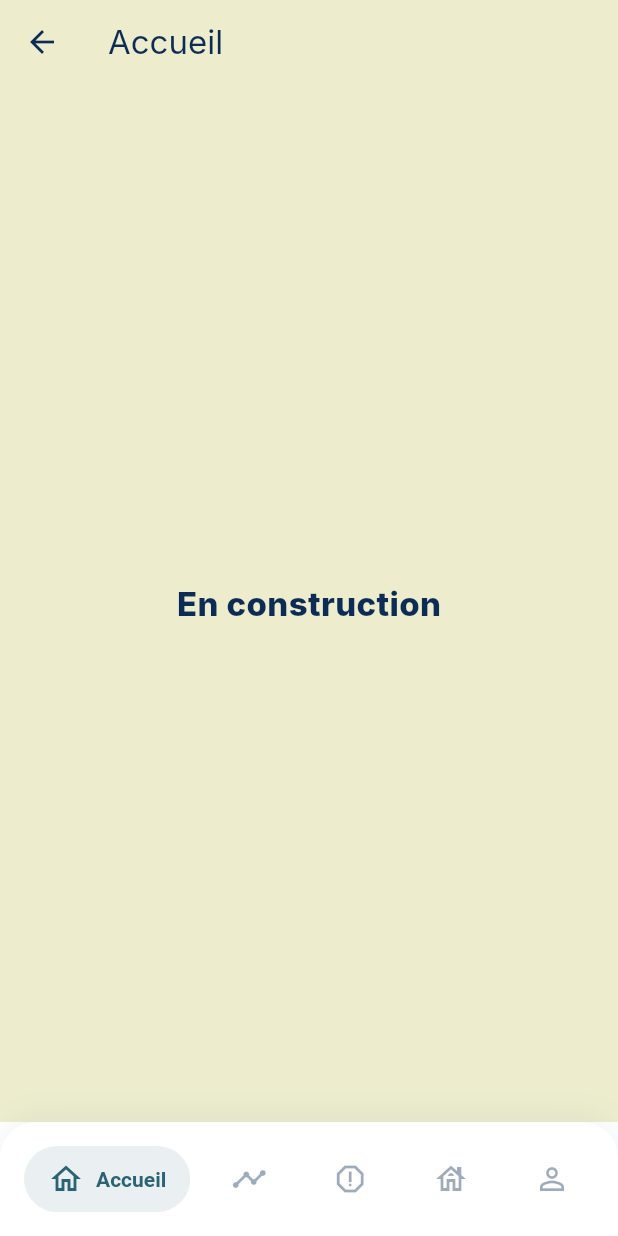
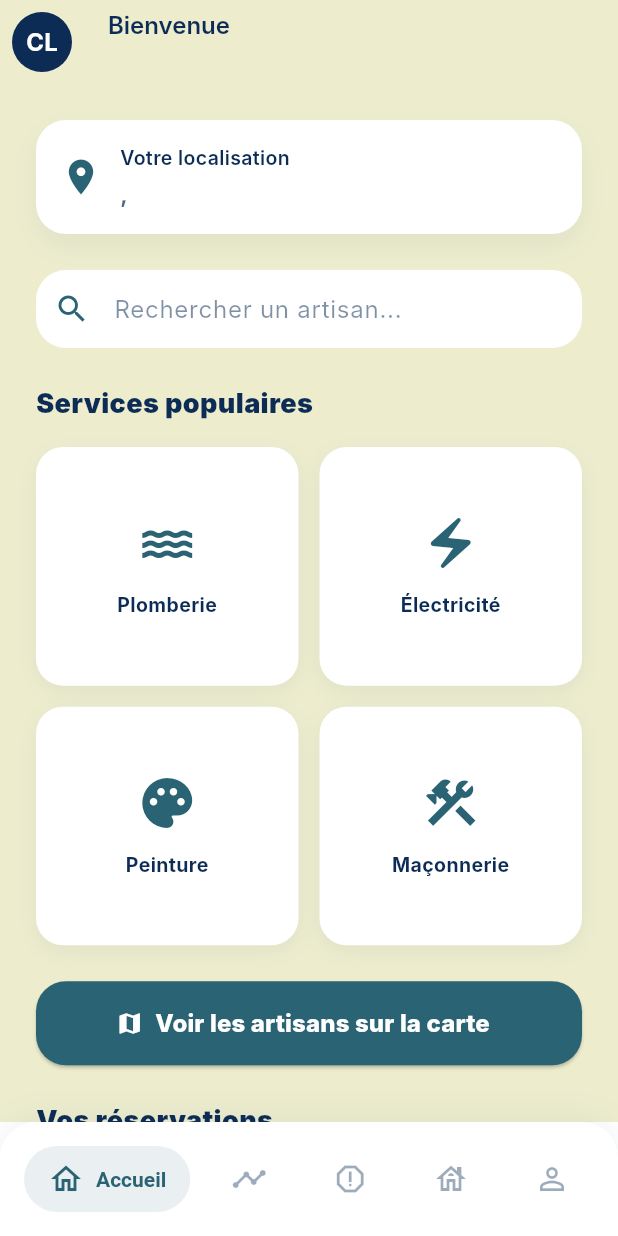
Before and after one commit to Goujil-F0/Lmaalem-project, a Flutter app: the MainShell screen opened directly, on a phone screen of 412 x 824 dp. Run offline on Flutter 3.47's test engine with Material 3 defaults, Android fonts, the phone set to English and light mode, and no system bars; drawn by our look-alikes of salomon_bottom_bar; our stand-ins replace camera, dotted_border, file_picker, flutter_map, image_picker, latlong2 and 1 more; accounts and stored records are empty; network calls fail; Roboto replaces fonts that are missing (Inter).

Commit message:
fix: redirection vers ClientHomeScreen après login
- Ajout de l'import ClientHomeScreen dans main_shell.dart
- Remplacer l'écran de construction par le ClientHomeScreen réel pour la première page des clients
- Correction du flux de navigation après authentification pour afficher directement l'écran d'accueil

```diff
--- /dev/null
+++ b/maalem_app/lib/presentation/home/screens/client_home_screen.dart
@@ -0,0 +1,297 @@
+import 'package:flutter/material.dart';
+import 'package:maalem_app/core/constants/app_colors.dart';
+import 'package:maalem_app/presentation/search/screens/map_screen.dart';
+import 'package:maalem_app/providers/auth_provider.dart';
+import 'package:provider/provider.dart';
+
+class ClientHomeScreen extends StatefulWidget {
+  const ClientHomeScreen({super.key});
+
+  @override
+  State<ClientHomeScreen> createState() => _ClientHomeScreenState();
+}
+
+class _ClientHomeScreenState extends State<ClientHomeScreen> {
+  @override
+  Widget build(BuildContext context) {
+    final user = context.watch<AuthProvider>().user;
+
+    return Scaffold(
+      backgroundColor: AppColors.beige,
+      appBar: AppBar(
+        backgroundColor: AppColors.beige,
+        elevation: 0,
+        title: Column(
+          crossAxisAlignment: CrossAxisAlignment.start,
+          children: [
+            const Text(
+              'Bienvenue',
+              style: TextStyle(
+                color: AppColors.navy,
+                fontSize: 16,
+                fontWeight: FontWeight.w600,
+              ),
+            ),
+            Text(
+              user?.fullName ?? 'Client Lmaalem',
+              style: const TextStyle(
+                color: AppColors.navy,
+                fontSize: 18,
+                fontWeight: FontWeight.w900,
+              ),
+            ),
+          ],
+        ),
+        leading: Padding(
+          padding: const EdgeInsets.all(8.0),
+          child: CircleAvatar(
+            backgroundColor: AppColors.navy,
+            child: Text(
+              _initials(user?.fullName),
+              style: const TextStyle(
+                color: Colors.white,
+                fontWeight: FontWeight.bold,
+              ),
+            ),
+          ),
+        ),
+      ),
+      body: SingleChildScrollView(
+        padding: const EdgeInsets.all(24),
+        child: Column(
+          crossAxisAlignment: CrossAxisAlignment.start,
+          children: [
+            // Localisation
+            Container(
+              padding: const EdgeInsets.all(16),
+              decoration: BoxDecoration(
+                color: AppColors.white,
+                borderRadius: BorderRadius.circular(20),
+                boxShadow: [
+                  BoxShadow(
+                    color: AppColors.navy.withValues(alpha: 0.06),
+                    blurRadius: 16,
+                    offset: const Offset(0, 8),
+                  ),
+                ],
+              ),
+              child: Row(
+                children: [
+                  const Icon(Icons.location_on,
+                      color: AppColors.teal, size: 28),
+                  const SizedBox(width: 12),
+                  Expanded(
+                    child: Column(
+                      crossAxisAlignment: CrossAxisAlignment.start,
+                      children: [
+                        const Text(
+                          'Votre localisation',
+                          style: TextStyle(
+                            color: AppColors.navy,
+                            fontWeight: FontWeight.w600,
+                            fontSize: 13,
+                          ),
+                        ),
+                        const SizedBox(height: 4),
+                        Text(
+                          '${user?.city ?? 'Localisation'}, ${user?.neighborhood ?? ''}',
+                          style: TextStyle(
+                            color: AppColors.navy.withValues(alpha: 0.72),
+                            fontWeight: FontWeight.w700,
+                            fontSize: 15,
+                          ),
+                          overflow: TextOverflow.ellipsis,
+                        ),
+                      ],
+                    ),
+                  ),
+                ],
+              ),
+            ),
+            const SizedBox(height: 24),
+
+            // Barre de recherche
+            TextField(
+              decoration: InputDecoration(
+                hintText: 'Rechercher un artisan...',
+                hintStyle:
+                    TextStyle(color: AppColors.navy.withValues(alpha: 0.52)),
+                prefixIcon: const Icon(Icons.search, color: AppColors.teal),
+                filled: true,
+                fillColor: AppColors.white,
+                contentPadding: const EdgeInsets.symmetric(vertical: 14),
+                border: OutlineInputBorder(
+                  borderRadius: BorderRadius.circular(20),
+                  borderSide: BorderSide.none,
+                ),
+              ),
+            ),
+            const SizedBox(height: 24),
+
+            // Titre: Services populaires
+            const Text(
+              'Services populaires',
+              style: TextStyle(
+                color: AppColors.navy,
+                fontSize: 18,
+                fontWeight: FontWeight.w900,
+              ),
+            ),
+            const SizedBox(height: 16),
+
+            // Grille de services
+            GridView.count(
+              shrinkWrap: true,
+              physics: const NeverScrollableScrollPhysics(),
+              crossAxisCount: 2,
+              mainAxisSpacing: 14,
+              crossAxisSpacing: 14,
+              childAspectRatio: 1.1,
+              children: const [
+                _ServiceCard(icon: Icons.water, label: 'Plomberie'),
+                _ServiceCard(icon: Icons.electric_bolt, label: 'Électricité'),
+                _ServiceCard(icon: Icons.palette, label: 'Peinture'),
+                _ServiceCard(icon: Icons.construction, label: 'Maçonnerie'),
+              ],
+            ),
+            const SizedBox(height: 24),
+
+            // Bouton Voir sur la carte
+            SizedBox(
+              width: double.infinity,
+              height: 56,
+              child: ElevatedButton.icon(
+                onPressed: () => Navigator.push(
+                  context,
+                  MaterialPageRoute(builder: (_) => const MapScreen()),
+                ),
+                icon: const Icon(Icons.map, color: Colors.white),
+                label: const Text(
+                  'Voir les artisans sur la carte',
+                  style: TextStyle(
+                    color: Colors.white,
+                    fontWeight: FontWeight.w800,
+                    fontSize: 16,
+                  ),
+                ),
+                style: ElevatedButton.styleFrom(
+                  backgroundColor: AppColors.teal,
+                  shape: RoundedRectangleBorder(
+                    borderRadius: BorderRadius.circular(20),
+                  ),
+                ),
+              ),
+            ),
+            const SizedBox(height: 24),
+
+            // Titre: Réservations récentes
+            const Text(
+              'Vos réservations',
+              style: TextStyle(
+                color: AppColors.navy,
+                fontSize: 18,
+                fontWeight: FontWeight.w900,
+              ),
+            ),
+            const SizedBox(height: 12),
+            Container(
+              padding: const EdgeInsets.all(20),
+              decoration: BoxDecoration(
+                color: AppColors.white,
+                borderRadius: BorderRadius.circular(20),
+                boxShadow: [
+                  BoxShadow(
+                    color: AppColors.navy.withValues(alpha: 0.06),
+                    blurRadius: 16,
+                    offset: const Offset(0, 8),
+                  ),
+                ],
+              ),
+              child: Column(
+                children: [
+                  Icon(
+                    Icons.inbox_outlined,
+                    size: 56,
+                    color: AppColors.teal.withValues(alpha: 0.5),
+                  ),
+                  const SizedBox(height: 12),
+                  Text(
+                    'Aucune réservation',
+                    style: TextStyle(
+                      color: AppColors.navy.withValues(alpha: 0.62),
+                      fontSize: 16,
+                      fontWeight: FontWeight.w600,
+                    ),
+                  ),
+                  const SizedBox(height: 8),
+                  Text(
+                    'Commencez à chercher un artisan',
+                    style: TextStyle(
+                      color: AppColors.navy.withValues(alpha: 0.42),
+                      fontSize: 14,
+                    ),
+                  ),
+                ],
+              ),
+            ),
+          ],
+        ),
+      ),
+    );
+  }
+
+  String _initials(String? name) {
+    if (name == null || name.trim().isEmpty) return 'CL';
+    final parts = name.trim().split(RegExp(r'\s+'));
+    return parts.take(2).map((part) => part[0].toUpperCase()).join();
+  }
+}
+
+class _ServiceCard extends StatelessWidget {
+  final IconData icon;
+  final String label;
+
+  const _ServiceCard({
+    required this.icon,
+    required this.label,
+  });
+
+  @override
+  Widget build(BuildContext context) {
+    return GestureDetector(
+      onTap: () => Navigator.push(
+        context,
+        MaterialPageRoute(builder: (_) => const MapScreen()),
+      ),
+      child: Container(
+        decoration: BoxDecoration(
+          color: AppColors.white,
+          borderRadius: BorderRadius.circular(18),
+          boxShadow: [
+            BoxShadow(
+              color: AppColors.navy.withValues(alpha: 0.06),
+              blurRadius: 12,
+              offset: const Offset(0, 4),
+            ),
+          ],
+        ),
+        child: Column(
+          mainAxisAlignment: MainAxisAlignment.center,
+          children: [
+            Icon(icon, size: 40, color: AppColors.teal),
+            const SizedBox(height: 12),
+            Text(
+              label,
+              textAlign: TextAlign.center,
+              style: const TextStyle(
+                color: AppColors.navy,
+                fontSize: 13,
+                fontWeight: FontWeight.w700,
+              ),
+            ),
+          ],
+        ),
+      ),
+    );
+  }
+}
--- a/maalem_app/lib/presentation/main_shell.dart
+++ b/maalem_app/lib/presentation/main_shell.dart
@@ -2,6 +2,7 @@ import 'package:flutter/material.dart';
 import 'package:maalem_app/core/constants/app_colors.dart';
 import 'package:maalem_app/presentation/auth/screens/profile_artisan_screen.dart';
 import 'package:maalem_app/presentation/auth/screens/profile_client_screen.dart';
+import 'package:maalem_app/presentation/home/screens/client_home_screen.dart';
 import 'package:maalem_app/providers/auth_provider.dart';
 import 'package:provider/provider.dart';
 import 'package:salomon_bottom_bar/salomon_bottom_bar.dart';
@@ -54,12 +55,12 @@ class _MainShellState extends State<MainShell> {
     );
   }
 
-  List<Widget> get _clientPages => const [
-        _ConstructionScreen(title: 'Accueil'),
-        _ConstructionScreen(title: 'Suivi'),
-        _ConstructionScreen(title: 'Declarer'),
-        _ConstructionScreen(title: 'Maison'),
-        ProfileClientScreen(),
+  List<Widget> get _clientPages => [
+        const ClientHomeScreen(),
+        const _ConstructionScreen(title: 'Suivi'),
+        const _ConstructionScreen(title: 'Declarer'),
+        const _ConstructionScreen(title: 'Maison'),
+        const ProfileClientScreen(),
       ];
 
   List<Widget> get _artisanPages => const [
@@ -71,19 +72,39 @@ class _MainShellState extends State<MainShell> {
       ];
 
   List<SalomonBottomBarItem> get _clientItems => [
-        SalomonBottomBarItem(icon: const Icon(Icons.home_outlined), title: const Text('Accueil')),
-        SalomonBottomBarItem(icon: const Icon(Icons.timeline_outlined), title: const Text('Suivi')),
-        SalomonBottomBarItem(icon: const Icon(Icons.report_outlined), title: const Text('Declarer')),
-        SalomonBottomBarItem(icon: const Icon(Icons.house_outlined), title: const Text('Maison')),
-        SalomonBottomBarItem(icon: const Icon(Icons.person_outline), title: const Text('Compte')),
+        SalomonBottomBarItem(
+            icon: const Icon(Icons.home_outlined),
+            title: const Text('Accueil')),
+        SalomonBottomBarItem(
+            icon: const Icon(Icons.timeline_outlined),
+            title: const Text('Suivi')),
+        SalomonBottomBarItem(
+            icon: const Icon(Icons.report_outlined),
+            title: const Text('Declarer')),
+        SalomonBottomBarItem(
+            icon: const Icon(Icons.house_outlined),
+            title: const Text('Maison')),
+        SalomonBottomBarItem(
+            icon: const Icon(Icons.person_outline),
+            title: const Text('Compte')),
       ];
 
   List<SalomonBottomBarItem> get _artisanItems => [
-        SalomonBottomBarItem(icon: const Icon(Icons.dashboard_outlined), title: const Text('Dashboard')),
-        SalomonBottomBarItem(icon: const Icon(Icons.work_outline), title: const Text('Missions')),
-        SalomonBottomBarItem(icon: const Icon(Icons.report_outlined), title: const Text('Declarer')),
-        SalomonBottomBarItem(icon: const Icon(Icons.house_outlined), title: const Text('Maison')),
-        SalomonBottomBarItem(icon: const Icon(Icons.person_outline), title: const Text('Compte')),
+        SalomonBottomBarItem(
+            icon: const Icon(Icons.dashboard_outlined),
+            title: const Text('Dashboard')),
+        SalomonBottomBarItem(
+            icon: const Icon(Icons.work_outline),
+            title: const Text('Missions')),
+        SalomonBottomBarItem(
+            icon: const Icon(Icons.report_outlined),
+            title: const Text('Declarer')),
+        SalomonBottomBarItem(
+            icon: const Icon(Icons.house_outlined),
+            title: const Text('Maison')),
+        SalomonBottomBarItem(
+            icon: const Icon(Icons.person_outline),
+            title: const Text('Compte')),
       ];
 }
 
```
